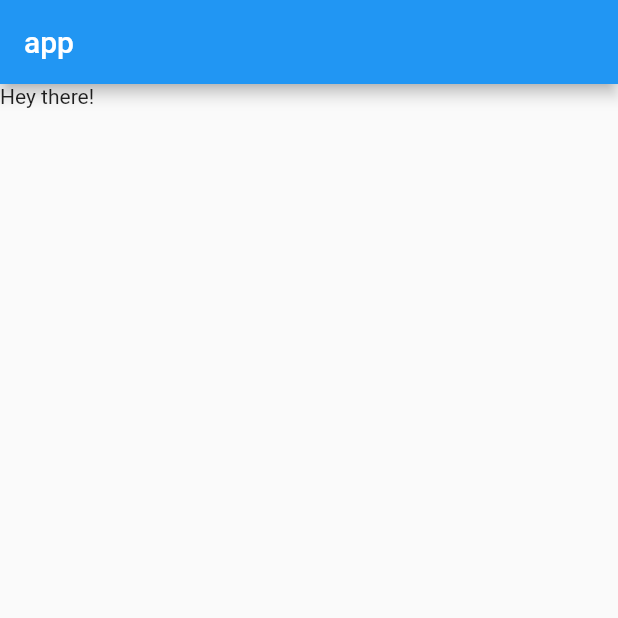
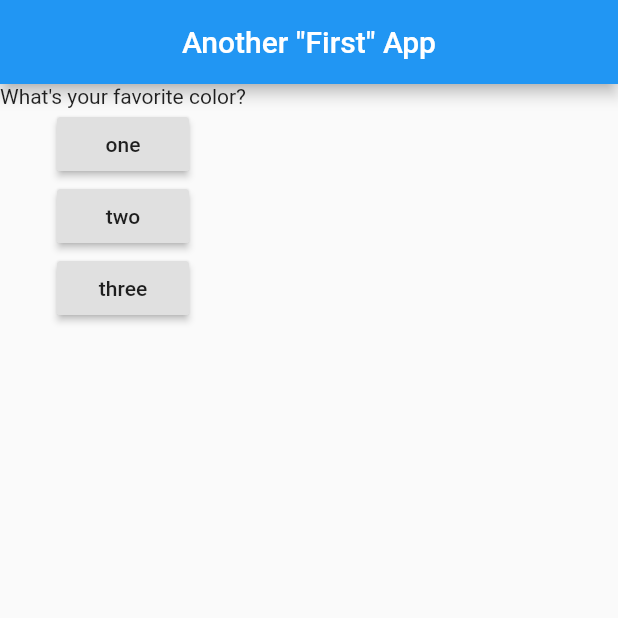
Before and after one commit to sfallmann/flutter-practice, a Flutter app: the screen it shows after launch, on a phone screen of 412 x 824 dp, the top half of it. Run offline on Flutter 3.47's test engine with Material 2 defaults, Android fonts, the phone set to English and light mode, and no system bars.

Commit message:
Changed MyApp widget to StatefulWidget in flutter_complete_guide

```diff
--- a/flutter_complete_guide/lib/main.dart
+++ b/flutter_complete_guide/lib/main.dart
@@ -4,21 +4,87 @@ void main() {
   runApp(MyApp());
 }
 
-class MyApp extends StatelessWidget {
+@immutable
+class QuestionModel {
+  final String question;
+  final List<String> answers;
+
+  QuestionModel({@required this.question, @required this.answers});
+}
+
+class MyApp extends StatefulWidget {
+  @override
+  _MyAppState createState() => _MyAppState();
+}
+
+class _MyAppState extends State<MyApp> {
+  int index = 0;
+
+  final List<QuestionModel> _questions = [
+    QuestionModel(
+        question: 'What\'s your favorite color?',
+        answers: ['one', 'two', 'three']),
+    QuestionModel(
+        question: 'What\'s your favorite animal?',
+        answers: ['one', 'two', 'three']),
+  ];
+
+  void _updateIndex(value) {
+    setState(() => index = value);
+  }
+
+  void _answerQuestion(String question) {
+    print(index);
+    if (index < _questions.length) {
+      _updateIndex(index + 1);
+    }
+  }
+
+  List<Widget> _createQuestion() {
+    if (index == _questions.length) {
+      return [
+        Text('No more questions!'),
+        RaisedButton(
+          child: Text('Play again'),
+          onPressed: () {
+            _updateIndex(0);
+          },
+        )
+      ];
+    }
+
+    final List<Widget> answerButtons =
+        _questions.elementAt(index).answers.map((answer) {
+      return RaisedButton(
+        child: Text(answer),
+        onPressed: () {
+          _answerQuestion(answer);
+        },
+      );
+    }).toList();
+
+    return [
+      Text(_questions.elementAt(index).question),
+      Column(
+        children: answerButtons,
+      )
+    ];
+  }
+
   @override
   Widget build(BuildContext context) {
     return MaterialApp(
         debugShowCheckedModeBanner: false,
         title: 'app',
         home: Scaffold(
+          extendBody: true,
           appBar: AppBar(
-            title: Text('app'),
+            centerTitle: true,
+            title: Text('Another "First" App'),
           ),
-          body: Container(
-            child: Text(
-              'Hey there!',
-              textAlign: TextAlign.center,
-            ),
+          body: Column(
+            mainAxisAlignment: MainAxisAlignment.start,
+            children: _createQuestion(),
           ),
         ));
   }
```
